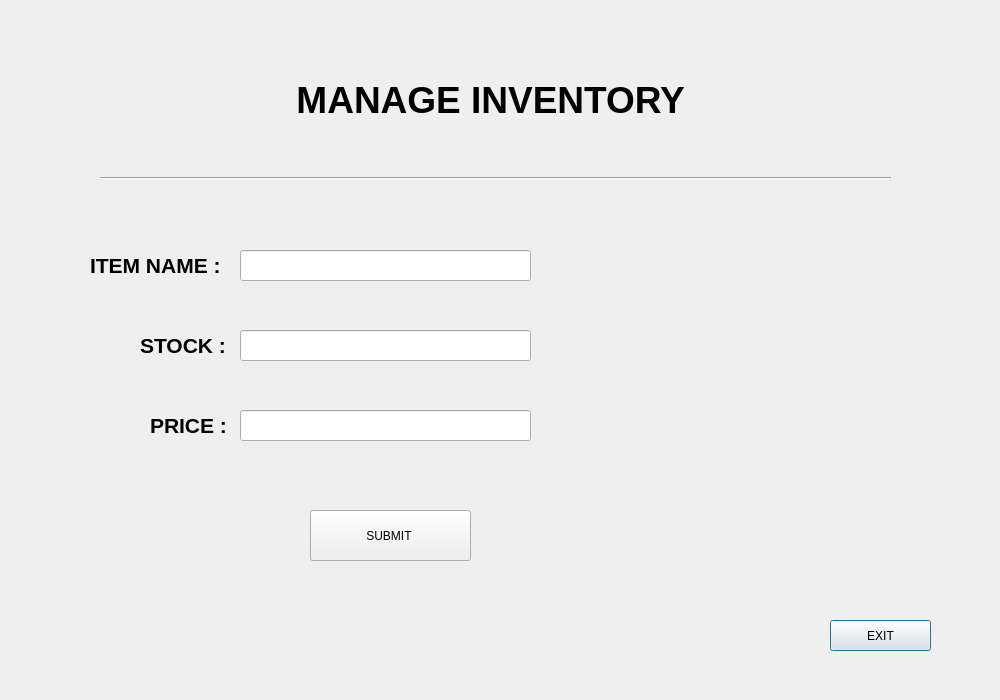
First picture: the form in add_update.ui, repository mesum-abbas/Canteen_Managment_System, before the edit.
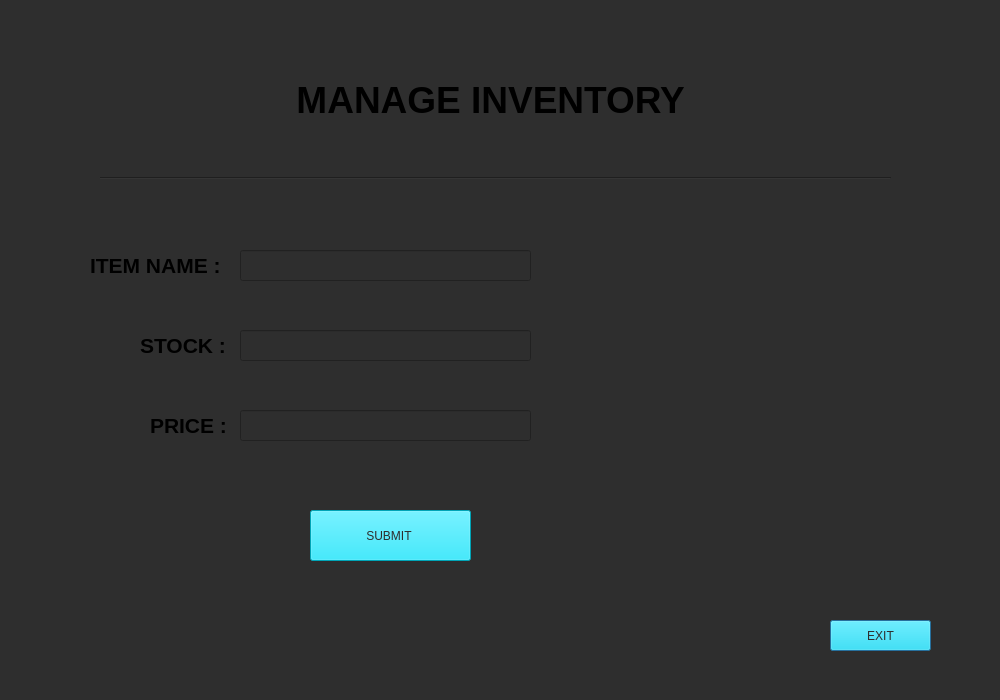
Second picture: the form after the edit.

Patch:
```diff
--- a/add_update.ui
+++ b/add_update.ui
@@ -13,6 +13,9 @@
   <property name="windowTitle">
    <string>Dialog</string>
   </property>
+  <property name="styleSheet">
+   <string notr="true">background-color: rgb(46, 46, 46);</string>
+  </property>
   <widget class="QLabel" name="label">
    <property name="geometry">
     <rect>
@@ -74,7 +77,7 @@
     <rect>
      <x>90</x>
      <y>250</y>
-     <width>151</width>
+     <width>141</width>
      <height>31</height>
     </rect>
    </property>
@@ -118,7 +121,10 @@
     </rect>
    </property>
    <property name="styleSheet">
-    <string notr="true">font: 12pt &quot;Segoe UI&quot;;</string>
+    <string notr="true">font: 12pt &quot;Segoe UI&quot;;
+font: 12pt &quot;Segoe UI&quot;;
+background-color: rgb(0, 229, 255);
+color: rgb(46, 46, 46);</string>
    </property>
    <property name="text">
     <string>EXIT</string>
@@ -134,7 +140,10 @@
     </rect>
    </property>
    <property name="styleSheet">
-    <string notr="true">font: 12pt &quot;Segoe UI&quot;;</string>
+    <string notr="true">font: 12pt &quot;Segoe UI&quot;;
+font: 12pt &quot;Segoe UI&quot;;
+background-color: rgb(0, 229, 255);
+color: rgb(46, 46, 46);</string>
    </property>
    <property name="text">
     <string>SUBMIT </string>
```
